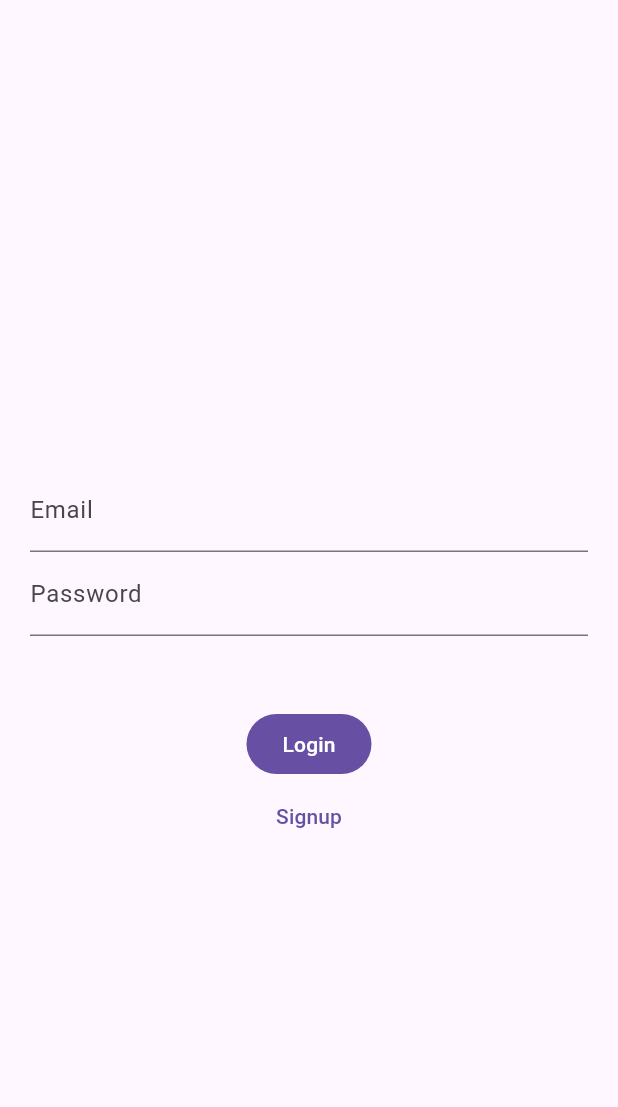
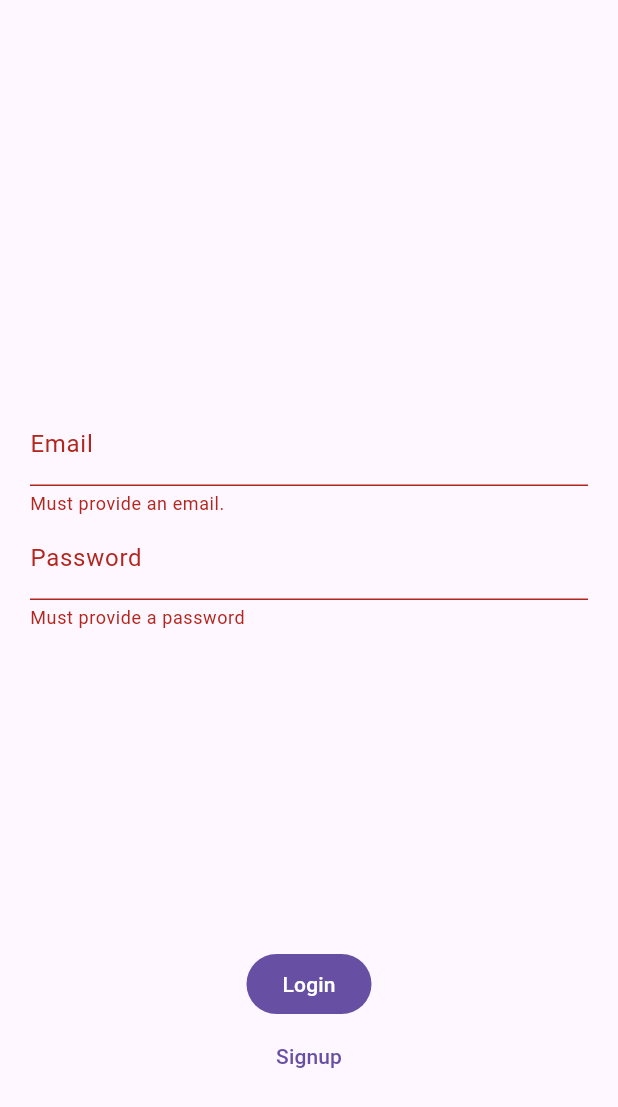
Before and after one commit to patrickBillingsley/messaging-example-flutter, a Flutter app: the screen it shows after launch, after a tap on "Login", on a phone screen of 412 x 824 dp. Shown: the top 1107 px of the screen. Run offline on Flutter 3.47's test engine with Material 3 defaults, Android fonts, the light colour scheme and no system bars; our stand-ins replace rxdart; network calls fail.

Commit message:
Can sign up and login

```diff
--- a/lib/api/base_api.dart
+++ b/lib/api/base_api.dart
@@ -24,7 +24,7 @@ class BaseApi with Logger {
       throw ApiException(errors: json['errors']);
     }
 
-    return mapper(json);
+    return mapper(json['data']);
   }
 
   Future<List<T>> fetchList<T extends Object>(
@@ -37,7 +37,7 @@ class BaseApi with Logger {
       throw ApiException(errors: json['errors']);
     }
 
-    return List<T>.from(json.map<T>(mapper));
+    return List<T>.from(json['data'].map<T>(mapper));
   }
 
   Future<T> post<T extends Object>(
@@ -55,7 +55,7 @@ class BaseApi with Logger {
       throw ApiException(errors: json['errors']);
     }
 
-    return mapper(json);
+    return mapper(json['data']);
   }
 }
 
--- a/lib/api/session_api.dart
+++ b/lib/api/session_api.dart
@@ -4,7 +4,7 @@ import 'package:messaging_example/models/user.dart';
 class SessionApi extends BaseApi {
   Future<User> login(String email, String password) {
     return post<User>(
-      '$baseApiUrl/sign_in',
+      '$baseApiUrl/auth/sign_in',
       mapper: User.fromJson,
       body: {
         'email': email,
--- a/lib/models/user.dart
+++ b/lib/models/user.dart
@@ -9,7 +9,7 @@ class User {
 
   factory User.fromJson(Map<String, dynamic> json) {
     return User(
-      id: json['id'],
+      id: '${json['id']}',
       username: json['username'],
     );
   }
--- a/lib/screens/session_screen.dart
+++ b/lib/screens/session_screen.dart
@@ -1,9 +1,11 @@
 import 'dart:async';
 
 import 'package:flutter/material.dart';
+import 'package:flutter/services.dart';
 import 'package:messaging_example/api/base_api.dart';
 import 'package:messaging_example/bloc/session_bloc.dart';
 import 'package:messaging_example/models/user.dart';
+import 'package:messaging_example/screens/home_screen.dart';
 import 'package:messaging_example/widgets/animated_list_item.dart';
 import 'package:messaging_example/widgets/keyboard_dismisser.dart';
 
@@ -17,25 +19,27 @@ class SessionScreen extends StatefulWidget {
 class _SessionScreenState extends State<SessionScreen> {
   late final StreamSubscription<User?> _currentUserSubscription;
 
-  final TextEditingController _emailController = TextEditingController();
-  final TextEditingController _passwordController = TextEditingController();
-  final TextEditingController _passwordConfirmationController = TextEditingController();
-  final TextEditingController _usernameController = TextEditingController();
+  final _form = GlobalKey<FormState>();
+  final Map<String, GlobalKey<FormFieldState<String>>> _fields = {
+    'email': GlobalKey(),
+    'username': GlobalKey(),
+    'password': GlobalKey(),
+    'password_confirmation': GlobalKey(),
+  };
 
-  String? _emailError;
-  String? _usernameError;
+  Map<String, String?> _errors = {};
 
-  bool login = true;
+  bool _showSignupFields = false;
 
-  String get email => _emailController.text.trim();
-  String get password => _passwordController.text.trim();
-  String get passwordConfirmation => _passwordConfirmationController.text.trim();
-  String get username => _usernameController.text.trim();
+  String valueFor(String field) => _fields[field]?.currentState?.value ?? '';
 
   @override
   void initState() {
     super.initState();
-    _currentUserSubscription = SessionBloc().currentUserStream.listen(_onCurrentUserChanged)..onError(_handleError);
+    _currentUserSubscription = SessionBloc().currentUserStream.listen(
+      _onCurrentUserChanged,
+      onError: _handleError,
+    );
   }
 
   @override
@@ -45,44 +49,119 @@ class _SessionScreenState extends State<SessionScreen> {
   }
 
   void _onCurrentUserChanged(User? user) {
-    if (user != null) {}
+    if (user != null) {
+      HomeScreen().replaceStack();
+    }
   }
 
   void _handleError(Object err) {
     if (err is ApiException) {
       setState(() {
-        _emailError = err.errors['email'];
-        _usernameError = err.errors['username'];
+        _errors['email'] = err.errors['email'];
+        _errors['username'] = err.errors['username'];
+        _errors['password'] = err.errors['password'];
+        _errors['password_confirmation'] = err.errors['password_confirmation'];
       });
     }
   }
 
   Future<void> _login() async {
-    if (login) {
+    if (_form.currentState!.validate()) {
       await SessionBloc().login(
-        email: email,
-        password: password,
+        email: valueFor('email'),
+        password: valueFor('password'),
       );
-    } else {
+    }
+  }
+
+  void _showLogin() {
+    if (!_showSignupFields) return;
+
     setState(() {
-        login = true;
+      _showSignupFields = false;
+      _form.currentState?.reset();
+      _errors = {};
+    });
+  }
+
+  Future<void> _signup() async {
+    if (_form.currentState!.validate()) {
+      await SessionBloc().signup(
+        email: valueFor('email'),
+        username: valueFor('username'),
+        password: valueFor('password'),
+        passwordConfirmation: valueFor('passwordConfirmation'),
+      );
+    }
+  }
+
+  void _showSignup() {
+    if (_showSignupFields) return;
+
+    setState(() {
+      _showSignupFields = true;
+      _form.currentState?.reset();
+      _errors = {};
+    });
+  }
+
+  void _onChanged(String? value, String fieldKey) {
+    if (_fields[fieldKey]?.currentState?.errorText != null) {
+      _fields[fieldKey]?.currentState?.reset();
+    }
+
+    _clearError(fieldKey);
+  }
+
+  void _clearError(String key) {
+    if (!mounted) return;
+
+    if (_errors[key] != null) {
+      setState(() {
+        _errors[key] = null;
       });
     }
   }
 
-  Future<void> _signup() async {
-    if (login) {
-      setState(() {
-        login = false;
-      });
-    } else {
-      await SessionBloc().signup(
-        email: email,
-        username: username,
-        password: password,
-        passwordConfirmation: passwordConfirmation,
-      );
+  String? _validateEmail(String? value) {
+    if (value == null || value.isEmpty) {
+      return 'Must provide an email.';
     }
+
+    final emailRegex = RegExp(r'^[a-zA-Z0-9._%+-]+@[a-zA-Z0-9.-]+\.[a-zA-Z]{2,}$');
+    if (!emailRegex.hasMatch(value)) {
+      return 'Must provide a valid email.';
+    }
+
+    return null;
+  }
+
+  String? _validateUsername(String? value) {
+    if (value == null || value.isEmpty) {
+      return 'Must provide a username.';
+    }
+
+    if (value.length < 3) {
+      return 'Username must be at least 3 characters long.';
+    }
+
+    return null;
+  }
+
+  String? _validatePassword(String? value) {
+    if (value == null || value.isEmpty) {
+      return 'Must provide a password';
+    }
+
+    if (_showSignupFields && valueFor('password') != valueFor('passwordConfirmation')) {
+      return 'Passwords must match';
+    }
+
+    if (value.length < 6) {
+      return 'Password must be at least 6 characters long.';
+    }
+
+    return null;
   }
 
   @override
@@ -92,59 +171,109 @@ class _SessionScreenState extends State<SessionScreen> {
         appBar: AppBar(),
         body: SafeArea(
           minimum: const EdgeInsets.symmetric(horizontal: 20),
+          child: Form(
+            key: _form,
+            child: Column(
+              children: [
+                Expanded(
+                  flex: 3,
                   child: Column(
                     mainAxisAlignment: MainAxisAlignment.center,
                     children: [
-              TextField(
-                controller: _emailController,
+                      TextFormField(
+                        key: _fields['email'],
+                        validator: _validateEmail,
+                        onChanged: (value) => _onChanged(value, 'email'),
+                        autocorrect: false,
+                        enableSuggestions: false,
+                        inputFormatters: [
+                          LengthLimitingTextInputFormatter(30),
+                          FilteringTextInputFormatter.deny(RegExp(r'\s+')),
+                        ],
                         decoration: InputDecoration(
                           labelText: 'Email',
-                  errorText: _emailError,
+                          errorText: _errors['email'],
                         ),
                       ),
                       AnimatedListItem(
-                child: login
-                    ? null
-                    : TextField(
-                        controller: _usernameController,
+                        visible: _showSignupFields,
+                        child: TextFormField(
+                          key: _fields['username'],
+                          validator: _validateUsername,
+                          onChanged: (value) => _onChanged(value, 'username'),
+                          autocorrect: false,
+                          enableSuggestions: false,
+                          inputFormatters: [
+                            LengthLimitingTextInputFormatter(15),
+                            FilteringTextInputFormatter.allow(
+                              RegExp(r'^[A-Za-z0-9_!@$+]+$'),
+                              replacementString: valueFor('username'),
+                            ),
+                          ],
                           decoration: InputDecoration(
                             labelText: 'Username',
-                          errorText: _usernameError,
+                            errorText: _errors['username'],
                           ),
                         ),
                       ),
-              TextField(
-                controller: _passwordController,
+                      TextFormField(
+                        key: _fields['password'],
+                        validator: _validatePassword,
+                        onChanged: (value) => _onChanged(value, 'password'),
+                        autocorrect: false,
+                        enableSuggestions: false,
+                        // obscureText: true,
+                        inputFormatters: [
+                          LengthLimitingTextInputFormatter(20),
+                          FilteringTextInputFormatter.deny(RegExp(r'\s+')),
+                        ],
                         decoration: InputDecoration(labelText: 'Password'),
                       ),
                       AnimatedListItem(
-                child: login
-                    ? null
-                    : TextField(
-                        controller: _passwordConfirmationController,
+                        visible: _showSignupFields,
+                        child: TextFormField(
+                          key: _fields['password_confirmation'],
+                          validator: _validatePassword,
+                          onChanged: (value) => _onChanged(value, 'password_confirmation'),
+                          autocorrect: false,
+                          enableSuggestions: false,
+                          // obscureText: true,
+                          inputFormatters: [
+                            LengthLimitingTextInputFormatter(20),
+                            FilteringTextInputFormatter.deny(RegExp(r'\s+')),
+                          ],
                           decoration: InputDecoration(labelText: 'Confirm Password'),
                         ),
                       ),
-              const SizedBox(height: 48),
+                    ],
+                  ),
+                ),
+                Flexible(
+                  child: Column(
+                    children: [
                       FilledButton(
-                onPressed: _login,
+                        onPressed: _showSignupFields ? _showLogin : _login,
                         style: FilledButton.styleFrom(
-                  foregroundColor: login ? Theme.of(context).colorScheme.onPrimary : Theme.of(context).colorScheme.primary,
-                  backgroundColor: login ? Theme.of(context).colorScheme.primary : Colors.transparent,
+                          foregroundColor: _showSignupFields ? Theme.of(context).colorScheme.primary : Theme.of(context).colorScheme.onPrimary,
+                          backgroundColor: _showSignupFields ? Colors.transparent : Theme.of(context).colorScheme.primary,
                         ),
                         child: const Text('Login'),
                       ),
                       FilledButton(
-                onPressed: _signup,
+                        onPressed: _showSignupFields ? _signup : _showSignup,
                         style: FilledButton.styleFrom(
-                  foregroundColor: login ? Theme.of(context).colorScheme.primary : Theme.of(context).colorScheme.onPrimary,
-                  backgroundColor: login ? Colors.transparent : Theme.of(context).colorScheme.primary,
+                          foregroundColor: _showSignupFields ? Theme.of(context).colorScheme.onPrimary : Theme.of(context).colorScheme.primary,
+                          backgroundColor: _showSignupFields ? Theme.of(context).colorScheme.primary : Colors.transparent,
                         ),
                         child: const Text('Signup'),
                       ),
                     ],
                   ),
                 ),
+              ],
+            ),
+          ),
+        ),
       ),
     );
   }
--- a/lib/widgets/animated_list_item.dart
+++ b/lib/widgets/animated_list_item.dart
@@ -1,10 +1,12 @@
 import 'package:flutter/material.dart';
 
 class AnimatedListItem extends StatelessWidget {
+  final bool visible;
   final Widget? child;
 
   const AnimatedListItem({
     super.key,
+    this.visible = true,
     required this.child,
   });
 
@@ -21,7 +23,7 @@ class AnimatedListItem extends StatelessWidget {
           child: child,
         );
       },
-      child: child,
+      child: visible ? child : null,
     );
   }
 }
```
Also changed, not shown: lib/mixin/navigation.dart (+11 -1 lines), lib/screens/home_screen.dart (added, +23 -0 lines). Lines whose indentation alone changed are shown as unchanged.
